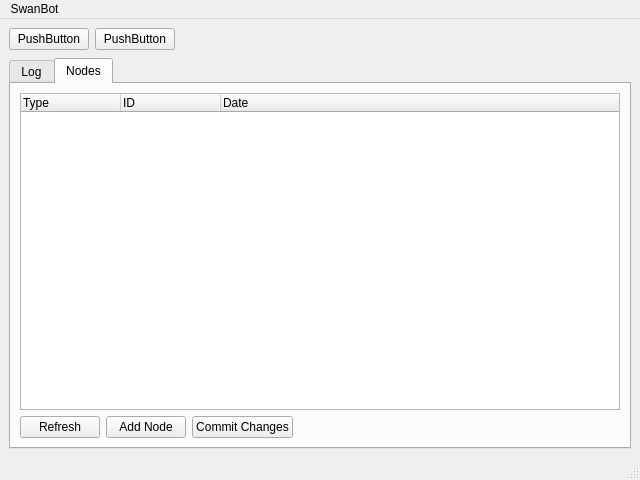
j0z/SwanBot, file ui/main.ui: the form before one commit.
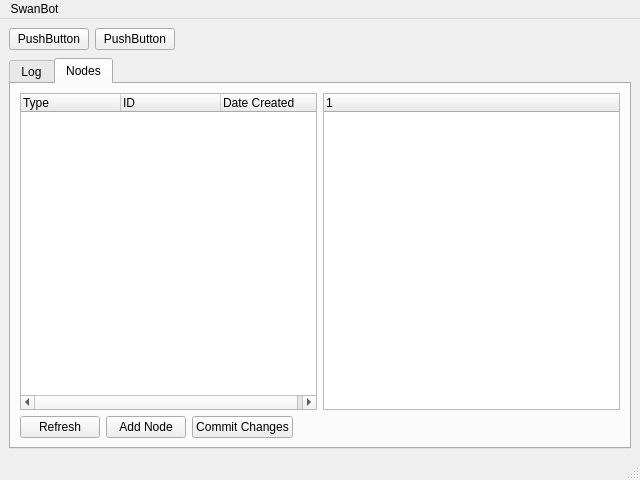
The form after the commit.

The edit to the form file:
```diff
--- a/ui/main.ui
+++ b/ui/main.ui
@@ -47,6 +47,8 @@
          </attribute>
          <layout class="QVBoxLayout" name="verticalLayout">
           <item>
+           <layout class="QHBoxLayout" name="horizontalLayout">
+            <item>
            <widget class="QTreeWidget" name="list_nodelist">
             <property name="alternatingRowColors">
              <bool>true</bool>
@@ -66,10 +68,15 @@
             </column>
             <column>
              <property name="text">
-              <string>Date</string>
+                <string>Date Created</string>
              </property>
             </column>
            </widget>
+            </item>
+            <item>
+             <widget class="QTreeWidget" name="list_nodeinfo"/>
+            </item>
+           </layout>
           </item>
           <item>
            <layout class="QHBoxLayout" name="horizontalLayout_4">
```
Lines whose indentation alone changed are shown as unchanged.
